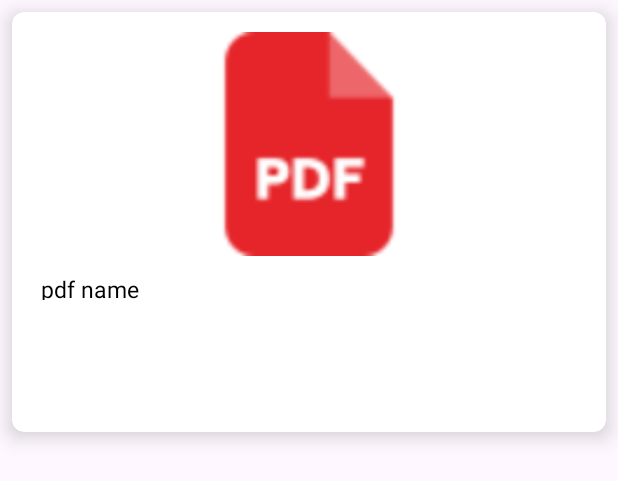
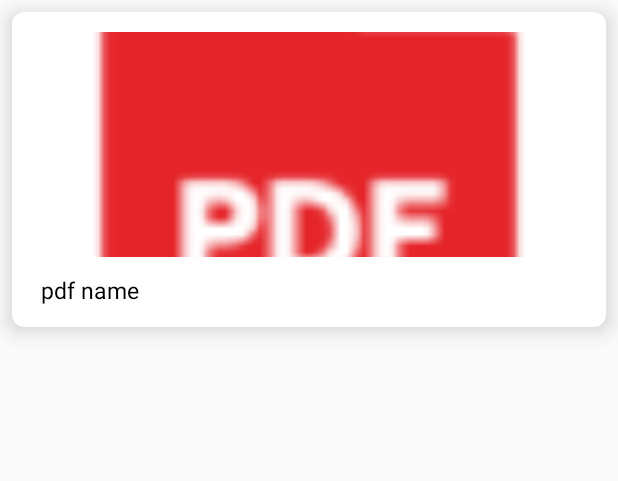
Before and after one commit to SrujalAudarya/PDF-Reader, an Android app: the layout sample_items.xml on its own in the app's theme, with its tools: preview values and no code run, on a phone screen of 412 x 824 dp. Shown: the top 481 px of the screen. Run offline under Robolectric (Android 15) with nearby library versions, the phone set to English and light mode, and no system bars; Roboto replaces fonts that are not available here.

Commit message:
making theme compatable for app and display all pdf on main activity

```diff
--- a/app/src/main/res/layout/sample_items.xml
+++ b/app/src/main/res/layout/sample_items.xml
@@ -2,48 +2,44 @@
 <androidx.cardview.widget.CardView
     xmlns:android="http://schemas.android.com/apk/res/android"
     xmlns:app="http://schemas.android.com/apk/res-auto"
-    xmlns:tools="http://schemas.android.com/tools"
+    android:id="@+id/pdfCardView"
     android:layout_width="match_parent"
     android:layout_height="wrap_content"
-    android:layout_marginEnd="8dp"
-    android:layout_marginTop="8dp"
-    android:layout_marginStart="8dp"
-    android:id="@+id/pdfCardView"
+    android:layout_margin="8dp"
     app:cardElevation="8dp"
     app:cardCornerRadius="8dp">
 
     <LinearLayout
         android:layout_width="match_parent"
-        android:layout_height="280dp"
+        android:layout_height="wrap_content"
         android:orientation="vertical"
         android:padding="8dp">
 
         <ImageView
             android:id="@+id/ivPdf"
             android:layout_width="match_parent"
-            android:layout_height="149dp"
+            android:layout_height="150dp"
             android:layout_margin="5dp"
-            android:src="@drawable/pdficon" />
+            android:src="@drawable/pdficon"
+            android:scaleType="centerCrop"
+            android:contentDescription="PDF Icon" />
 
         <TextView
+            android:id="@+id/tvPdfName"
             android:layout_width="match_parent"
-            android:layout_height="30dp"
-            android:id="@+id/tvPdfName"
+            android:layout_height="wrap_content"
             android:text="pdf name"
             android:singleLine="true"
-            android:textSize="15dp"
+            android:textSize="15sp"
             android:textColor="@color/black"
             android:ellipsize="marquee"
             android:marqueeRepeatLimit="marquee_forever"
             android:scrollHorizontally="true"
+            android:focusable="true"
+            android:focusableInTouchMode="true"
             android:padding="6dp"
-            android:height="50dp"
-            android:layout_marginEnd="5dp"
-            android:layout_marginStart="5dp"
-            />
-
+            android:layout_marginHorizontal="5dp" />
 
     </LinearLayout>
 
-
 </androidx.cardview.widget.CardView>
--- a/app/src/main/res/values-night/themes.xml
+++ b/app/src/main/res/values-night/themes.xml
@@ -1,7 +1,12 @@
 <resources xmlns:tools="http://schemas.android.com/tools">
     <!-- Base application theme. -->
-    <style name="Base.Theme.PDFReader" parent="Theme.Material3.DayNight.NoActionBar">
+    <style name="Base.Theme.PDFReader" parent="Theme.AppCompat.Light.NoActionBar">
         <!-- Customize your dark theme here. -->
         <!-- <item name="colorPrimary">@color/my_dark_primary</item> -->
+        <item name="colorPrimary">@color/white</item>
+        <item name="colorOnPrimary">@color/white</item>
+        <item name="colorPrimaryVariant">@color/white</item>
+
+        <item name="android:statusBarColor">#055CA0</item>
     </style>
 </resources>
--- a/app/src/main/res/values/themes.xml
+++ b/app/src/main/res/values/themes.xml
@@ -1,8 +1,14 @@
 <resources xmlns:tools="http://schemas.android.com/tools">
     <!-- Base application theme. -->
-    <style name="Base.Theme.PDFReader" parent="Theme.Material3.DayNight.NoActionBar">
+    <style name="Base.Theme.PDFReader" parent="Theme.AppCompat.Light.NoActionBar">
         <!-- Customize your light theme here. -->
         <!-- <item name="colorPrimary">@color/my_light_primary</item> -->
+        <item name="colorPrimary">@color/white</item>
+        <item name="colorOnPrimary">@color/white</item>
+        <item name="colorPrimaryVariant">@color/white</item>
+
+        <item name="android:statusBarColor">#055CA0</item>
+
     </style>
 
     <style name="Theme.PDFReader" parent="Base.Theme.PDFReader" />
```
Also changed, not shown: app/src/main/AndroidManifest.xml (+11 -5 lines), app/src/main/java/com/srujal/pdfreader/MainActivity.java (+123 -3 lines), app/src/main/java/com/srujal/pdfreader/PDFAdapter.java (+13 -1 lines).
